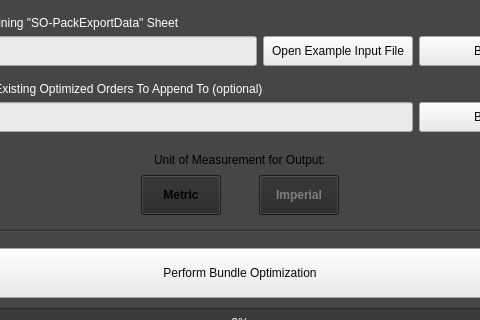
The window that src/BundleQtGui.ui (BraedonM/bundle-optimization) describes before a commit, drawn with Qt 5; both pictures show x 110 to 590 and y 92 to 412 of the 700 by 600 pixel window.
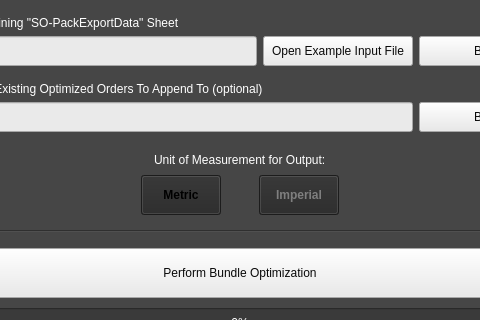
The same window after the commit.

```diff
--- a/src/BundleQtGui.ui
+++ b/src/BundleQtGui.ui
@@ -384,6 +384,9 @@
       </property>
       <item alignment="Qt::AlignHCenter">
        <widget class="QLabel" name="label_6">
+        <property name="styleSheet">
+         <string notr="true">color: rgb(255, 255, 255);</string>
+        </property>
         <property name="text">
          <string>Unit of Measurement for Output:</string>
         </property>
```
